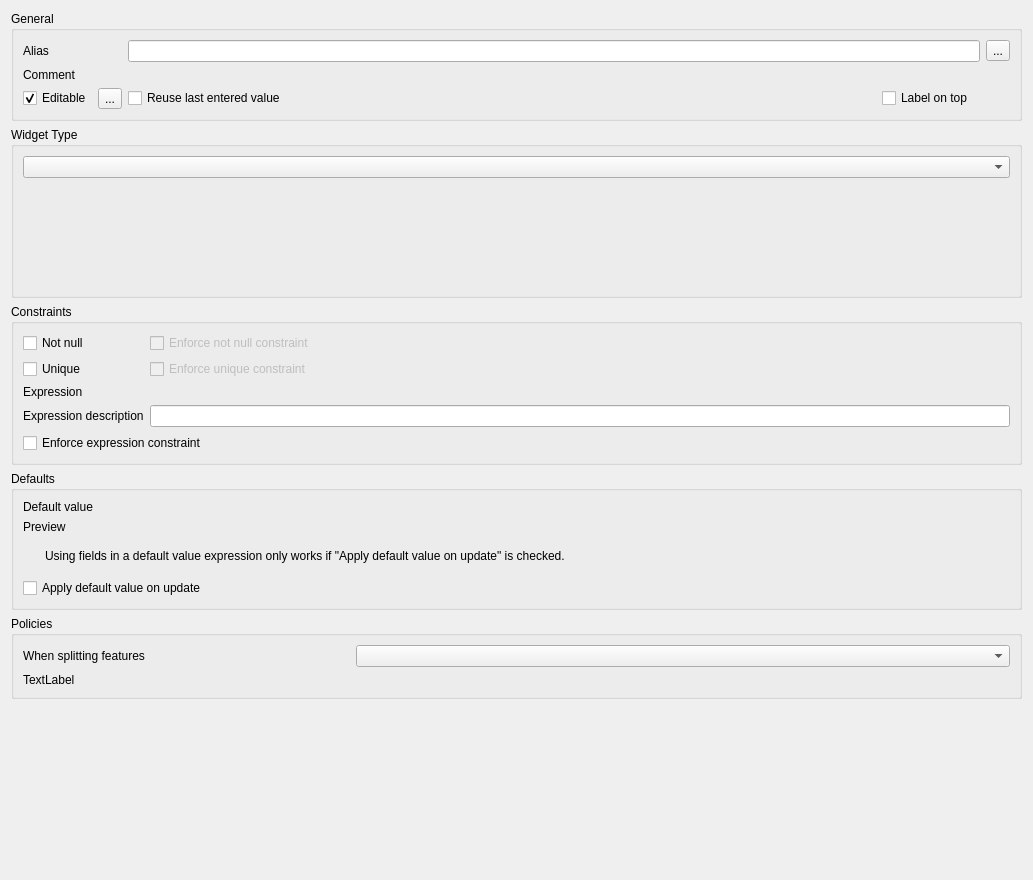
Qt form src/ui/attributeformconfig/qgsattributetypeedit.ui (carsmie/QGIS) before a commit.
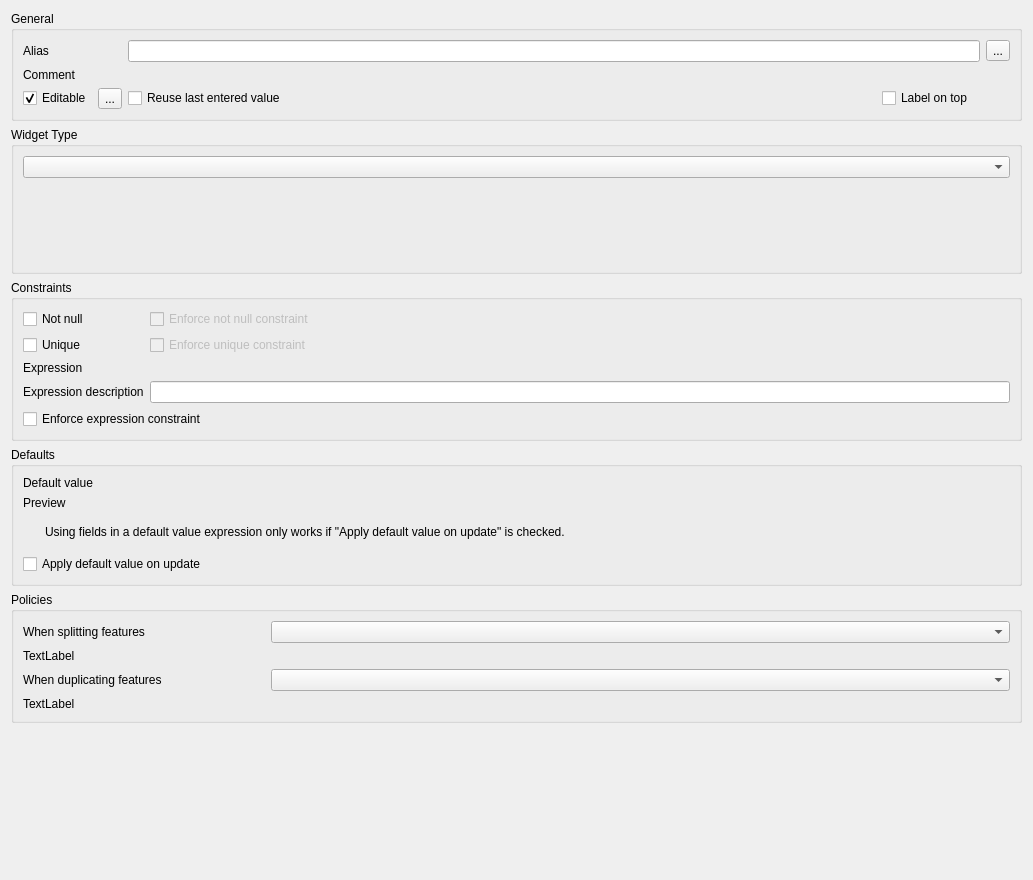
The same form after that commit. Icons and pictures are not drawn. Custom widgets are drawn as their Qt base class.

Commit message: DuplicatePolicy like default value / dupicate / remove value to define what has to be done on duplicating a feature.

Diff of the .ui file:
```diff
--- a/src/ui/attributeformconfig/qgsattributetypeedit.ui
+++ b/src/ui/attributeformconfig/qgsattributetypeedit.ui
@@ -283,10 +283,20 @@
      <property name="title">
       <string>Policies</string>
      </property>
-     <layout class="QGridLayout" name="gridLayout_4" columnstretch="1,2">
-      <item row="0" column="1">
+     <layout class="QGridLayout" name="gridLayout_4">
+      <item row="0" column="1" colspan="3">
        <widget class="QComboBox" name="mSplitPolicyComboBox"/>
       </item>
+      <item row="4" column="0">
+       <widget class="QLabel" name="mDuplicatePolicyLabel">
+        <property name="text">
+         <string>When duplicating features</string>
+        </property>
+       </widget>
+      </item>
+      <item row="4" column="1" colspan="3">
+       <widget class="QComboBox" name="mDuplicatePolicyComboBox"/>
+      </item>
       <item row="0" column="0">
        <widget class="QLabel" name="mSplitPolicyLabel">
         <property name="text">
@@ -294,7 +304,17 @@
         </property>
        </widget>
       </item>
-      <item row="1" column="0" colspan="2">
+      <item row="5" column="0" colspan="4">
+       <widget class="QLabel" name="mDuplicatePolicyDescriptionLabel">
+        <property name="text">
+         <string>TextLabel</string>
+        </property>
+        <property name="wordWrap">
+         <bool>true</bool>
+        </property>
+       </widget>
+      </item>
+      <item row="1" column="0" colspan="4">
        <widget class="QLabel" name="mSplitPolicyDescriptionLabel">
         <property name="text">
          <string>TextLabel</string>
```
Left out of the diff: 2 changed lines with no effect on the pictures. The commit also changes 20 other files.
